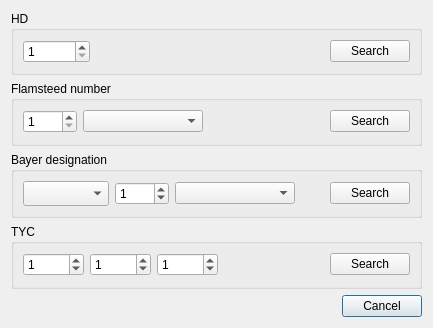
PavelMr/skytechx, file ctychosearch.ui: the form before one commit.
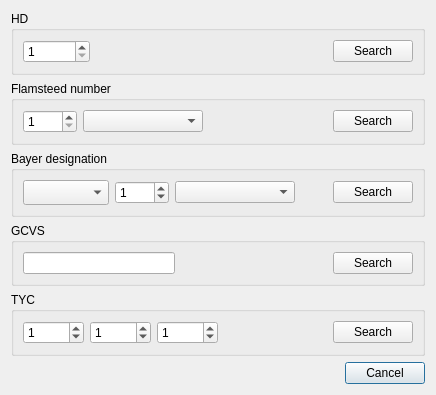
The form after the commit.

```diff
--- a/ctychosearch.ui
+++ b/ctychosearch.ui
@@ -6,8 +6,8 @@
    <rect>
     <x>0</x>
     <y>0</y>
-    <width>433</width>
-    <height>328</height>
+    <width>436</width>
+    <height>392</height>
    </rect>
   </property>
   <property name="windowTitle">
@@ -231,6 +231,42 @@
        </layout>
       </widget>
      </item>
+     <item>
+      <widget class="QGroupBox" name="groupBox_5">
+       <property name="title">
+        <string>GCVS</string>
+       </property>
+       <layout class="QVBoxLayout" name="verticalLayout_4">
+        <item>
+         <layout class="QGridLayout" name="gridLayout_5">
+          <item row="0" column="2">
+           <widget class="QPushButton" name="pushButton_6">
+            <property name="text">
+             <string>Search</string>
+            </property>
+           </widget>
+          </item>
+          <item row="0" column="0">
+           <widget class="QLineEdit" name="lineEdit"/>
+          </item>
+          <item row="0" column="1">
+           <spacer name="horizontalSpacer_6">
+            <property name="orientation">
+             <enum>Qt::Horizontal</enum>
+            </property>
+            <property name="sizeHint" stdset="0">
+             <size>
+              <width>40</width>
+              <height>20</height>
+             </size>
+            </property>
+           </spacer>
+          </item>
+         </layout>
+        </item>
+       </layout>
+      </widget>
+     </item>
      <item>
       <widget class="QGroupBox" name="groupBox_4">
        <property name="title">
```
